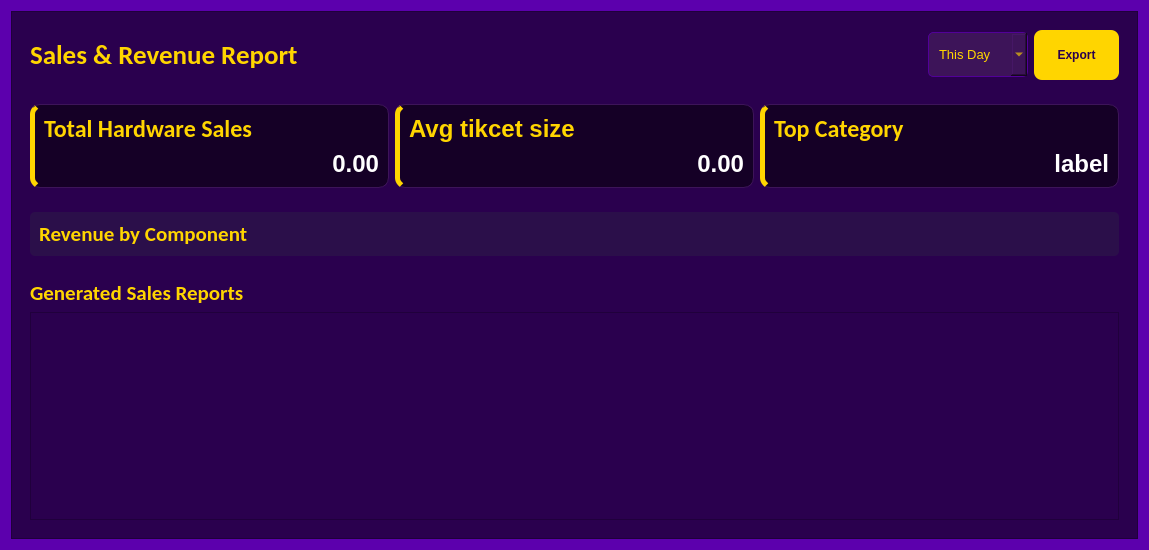
Before: the Qt Designer form UI/sale_reportAdmin_page.ui in codenoobie25/ThunderCats, drawn with Qt 5.
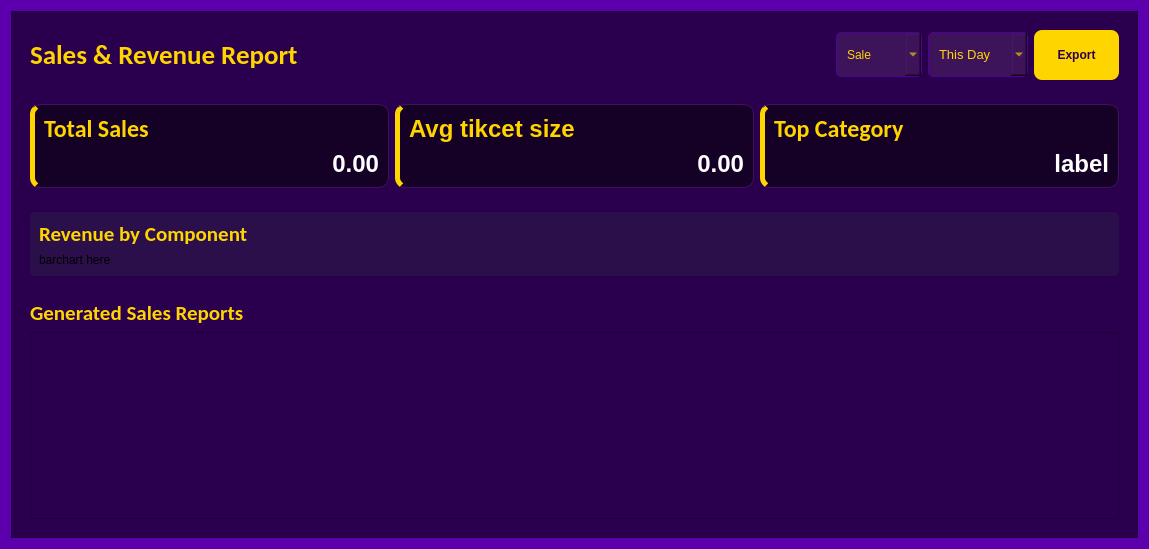
After: the same form once the commit is applied. Icons and pictures are not drawn.

Diff of the .ui file:
```diff
--- a/UI/sale_reportAdmin_page.ui
+++ b/UI/sale_reportAdmin_page.ui
@@ -7,7 +7,7 @@
     <x>0</x>
     <y>0</y>
     <width>1149</width>
-    <height>550</height>
+    <height>549</height>
    </rect>
   </property>
   <property name="palette">
@@ -534,6 +534,41 @@
            </property>
           </spacer>
          </item>
+         <item>
+          <widget class="QComboBox" name="combo_category">
+           <property name="minimumSize">
+            <size>
+             <width>0</width>
+             <height>45</height>
+            </size>
+           </property>
+           <property name="styleSheet">
+            <string notr="true">QComboBox#combo_category{
+    background-color: #3D1459;
+    color: #FFD500;
+    border-radius: 5px;
+    border: 1px solid #520099;
+    padding: 5px;
+    padding-left: 10px;
+}</string>
+           </property>
+           <item>
+            <property name="text">
+             <string>Sale</string>
+            </property>
+           </item>
+           <item>
+            <property name="text">
+             <string>Product</string>
+            </property>
+           </item>
+           <item>
+            <property name="text">
+             <string>New Item</string>
+            </property>
+           </item>
+          </widget>
+         </item>
          <item>
           <widget class="QComboBox" name="combo_period">
            <property name="minimumSize">
@@ -699,7 +734,7 @@
                <string notr="true"/>
               </property>
               <property name="text">
-               <string>Total Hardware Sales</string>
+               <string>Total Sales</string>
               </property>
              </widget>
             </item>
@@ -896,6 +931,13 @@
               </property>
              </widget>
             </item>
+            <item>
+             <widget class="QLabel" name="label_3">
+              <property name="text">
+               <string>barchart here</string>
+              </property>
+             </widget>
+            </item>
            </layout>
           </widget>
          </item>
```
Left out of the diff: 1 changed line with no effect on the pictures.
